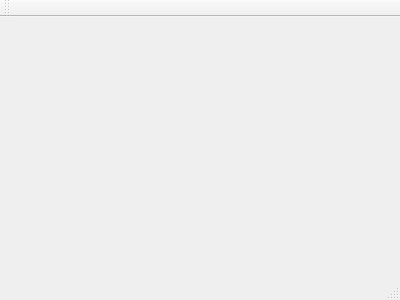
Old version of the form baiduimage/MainWindow.ui in the repository ngzHappy/bd3.
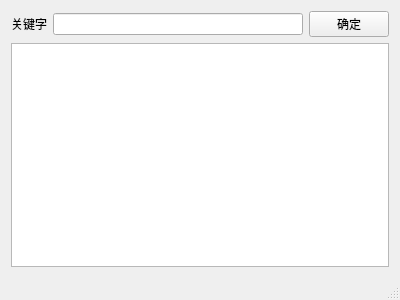
New version of the form.

```diff
--- a/baiduimage/MainWindow.ui
+++ b/baiduimage/MainWindow.ui
@@ -12,13 +12,47 @@
   <property name="windowTitle" >
    <string>MainWindow</string>
   </property>
-  <widget class="QMenuBar" name="menuBar" />
-  <widget class="QToolBar" name="mainToolBar" />
-  <widget class="QWidget" name="centralWidget" />
-  <widget class="QStatusBar" name="statusBar" />
+  <widget class="QWidget" name="centralWidget">
+   <layout class="QVBoxLayout" name="verticalLayout">
+    <item>
+     <layout class="QHBoxLayout" name="horizontalLayout">
+      <item>
+       <widget class="QLabel" name="label">
+        <property name="text">
+         <string>关键字</string>
+        </property>
+       </widget>
+      </item>
+      <item>
+       <widget class="QLineEdit" name="keyWord"/>
+      </item>
+      <item>
+       <widget class="QPushButton" name="doButton">
+        <property name="text">
+         <string>确定</string>
+        </property>
+       </widget>
+      </item>
+     </layout>
+    </item>
+    <item>
+     <widget class="QTextBrowser" name="urlView"/>
+    </item>
+   </layout>
+  </widget>
+  <widget class="QMenuBar" name="menuBar">
+   <property name="geometry">
+    <rect>
+     <x>0</x>
+     <y>0</y>
+     <width>400</width>
+     <height>22</height>
+    </rect>
+   </property>
+  </widget>
+  <widget class="QStatusBar" name="statusBar"/>
  </widget>
- <layoutDefault spacing="6" margin="11" />
- <pixmapfunction></pixmapfunction>
+ <layoutdefault spacing="6" margin="11"/>
  <resources/>
  <connections/>
 </ui>
```
Left out of the diff: 7 changed lines with no effect on the pictures.
